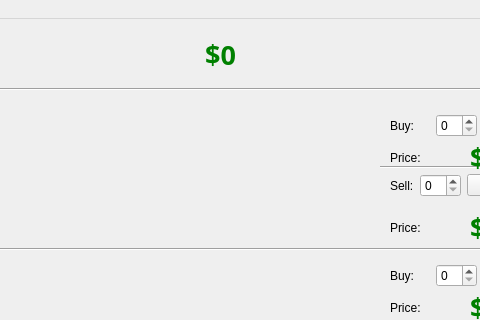
Old version of the form mainwindow.ui in the repository NandhiniRam2005/CS3505-Group-Assignment9-LifeInvestor; both pictures show x 160 to 640 and y 0 to 320 of the 800 by 599 pixel window.
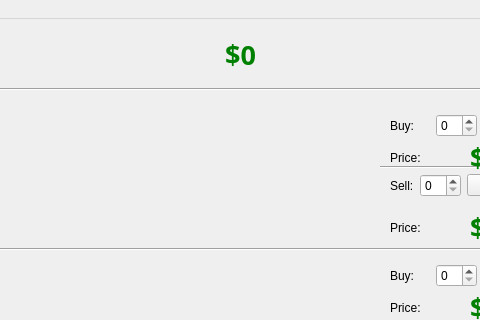
New version of the form. The open tabs and pages were chosen to show the change. Icons and pictures are not drawn.

The edit to the form file:
```diff
--- a/mainwindow.ui
+++ b/mainwindow.ui
@@ -2042,7 +2042,7 @@
      <rect>
       <x>310</x>
       <y>20</y>
-      <width>141</width>
+      <width>181</width>
       <height>31</height>
      </rect>
     </property>
```
Left out of the diff: 6 changed lines with no effect on the pictures.
